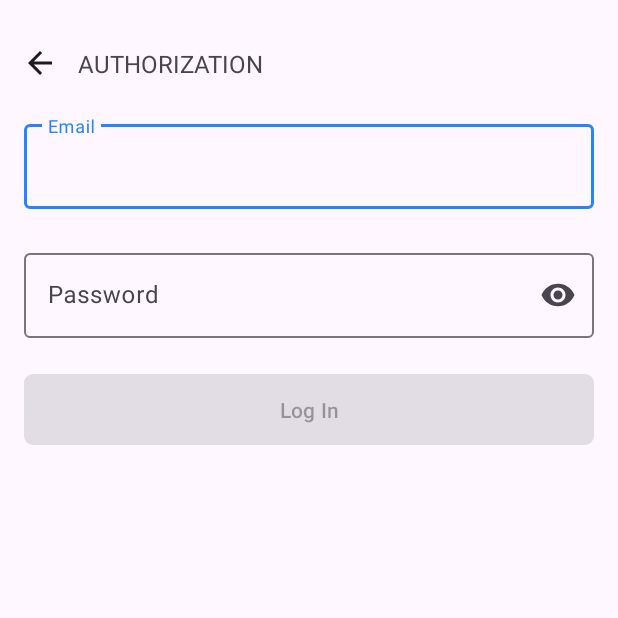
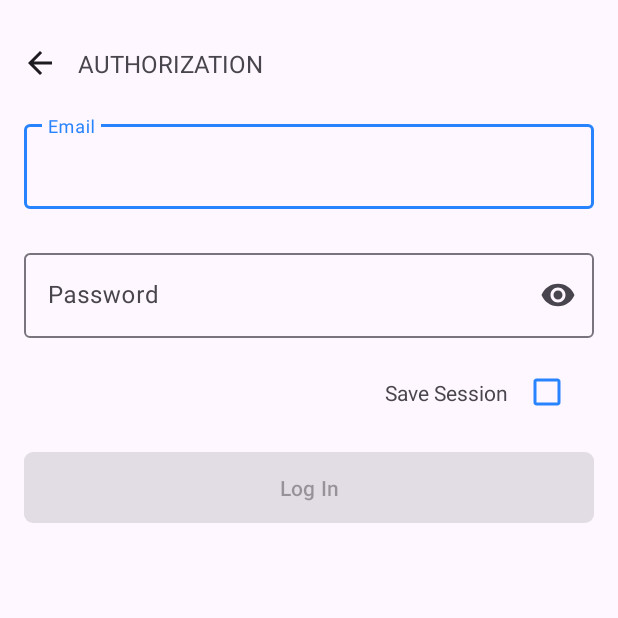
Before and after one commit to Lasha-Ilashvili/Tbilisi_Parking_FINAL_EXM, an Android app: the fragment LogInFragment shown on its own in the app's theme, on a phone screen of 412 x 824 dp, the top half of it. Run offline under Robolectric (Android 15) with nearby library versions, the phone set to English and light mode, and no system bars; our stand-ins replace Dagger/Hilt's generated code.

Commit message:
add splash screen fragment and control session with checkBox in logIn fragment

```diff
--- /dev/null
+++ b/app/src/main/java/com/example/tbilisi_parking_final_exm/domain/usecase/datastore/SaveSessionUseCase.kt
@@ -0,0 +1,14 @@
+package com.example.tbilisi_parking_final_exm.domain.usecase.datastore
+
+import com.example.tbilisi_parking_final_exm.domain.repository.datastore.DataStoreRepository
+import com.example.tbilisi_parking_final_exm.domain.user_data_key.PreferenceKeys
+import javax.inject.Inject
+
+class SaveSessionUseCase @Inject constructor(
+    private val dataStoreRepository: DataStoreRepository
+) {
+
+    suspend operator fun invoke() {
+        dataStoreRepository.saveString(key = PreferenceKeys.isSessionSaved, value = "saveSession")
+    }
+}
--- a/app/src/main/java/com/example/tbilisi_parking_final_exm/domain/user_data_key/PreferenceKeys.kt
+++ b/app/src/main/java/com/example/tbilisi_parking_final_exm/domain/user_data_key/PreferenceKeys.kt
@@ -6,4 +6,5 @@ object PreferenceKeys {
     val accessToken = stringPreferencesKey("access_token")
     val refreshToken = stringPreferencesKey("refresh_token")
     val userId = stringPreferencesKey("userId")
+    val isSessionSaved = stringPreferencesKey("sessionSaved")
 }
--- a/app/src/main/java/com/example/tbilisi_parking_final_exm/presentation/screen/log_in/LogInFragment.kt
+++ b/app/src/main/java/com/example/tbilisi_parking_final_exm/presentation/screen/log_in/LogInFragment.kt
@@ -39,6 +39,10 @@ class LogInFragment : BaseFragment<FragmentLogInBinding>(FragmentLogInBinding::i
 
             btnBackArrow.setOnClickListener {
                 findNavController().navigate(LogInFragmentDirections.actionLogInFragmentToHomeFragment())
+            }
+
+            checkBox.setOnCheckedChangeListener { _, isChecked ->
+                viewModel.onEvent(LogInEvent.SaveSession(isChecked))
             }
         }
     }
@@ -119,12 +123,15 @@ class LogInFragment : BaseFragment<FragmentLogInBinding>(FragmentLogInBinding::i
                 etEmail.visibility = View.GONE
                 etPassword.visibility = View.GONE
                 btnLogIn.visibility = View.GONE
+                checkBox.visibility = View.GONE
 
             } else {
                 progressBar.root.visibility = View.GONE
                 etEmail.visibility = View.VISIBLE
                 etPassword.visibility = View.VISIBLE
                 btnLogIn.visibility = View.VISIBLE
+                checkBox.visibility = View.VISIBLE
+
             }
         }
     }
--- a/app/src/main/java/com/example/tbilisi_parking_final_exm/presentation/screen/log_in/LogInViewModel.kt
+++ b/app/src/main/java/com/example/tbilisi_parking_final_exm/presentation/screen/log_in/LogInViewModel.kt
@@ -5,6 +5,7 @@ import androidx.lifecycle.viewModelScope
 import com.example.tbilisi_parking_final_exm.data.common.Resource
 import com.example.tbilisi_parking_final_exm.domain.usecase.datastore.SaveAccessTokenUseCase
 import com.example.tbilisi_parking_final_exm.domain.usecase.datastore.SaveRefreshTokenUseCase
+import com.example.tbilisi_parking_final_exm.domain.usecase.datastore.SaveSessionUseCase
 import com.example.tbilisi_parking_final_exm.domain.usecase.datastore.SaveUserIdUseCase
 import com.example.tbilisi_parking_final_exm.domain.usecase.log_in.LogInUseCase
 import com.example.tbilisi_parking_final_exm.domain.usecase.profile.GetProfileUseCase
@@ -32,7 +33,8 @@ class LogInViewModel @Inject constructor(
     private val saveAccessToken: SaveAccessTokenUseCase,
     private val saveRefreshToken: SaveRefreshTokenUseCase,
     private val saveUserId: SaveUserIdUseCase,
-    private val getProfile: GetProfileUseCase
+    private val getProfile: GetProfileUseCase,
+    private val saveSession: SaveSessionUseCase
 ) : ViewModel() {
 
     private val _logInState = MutableStateFlow(LogInState())
@@ -42,11 +44,14 @@ class LogInViewModel @Inject constructor(
     private val _uiEvent = MutableSharedFlow<LoginUiEvent>()
     val uiEvent get() = _uiEvent
 
+    private var isSessionSaved : Boolean = false
+
     fun onEvent(event: LogInEvent) = with(event) {
         when (this) {
             is LogInEvent.LogIn -> validateForms(email = email, password = password)
             is LogInEvent.SetButtonState -> setButtonState(fields = fields)
             is LogInEvent.ResetErrorMessage -> updateErrorMessage(message = null)
+            is LogInEvent.SaveSession -> setSession(isChecked = isChecked)
         }
     }
 
@@ -86,6 +91,10 @@ class LogInViewModel @Inject constructor(
                     is Resource.Success -> {
                         saveAccessToken(it.data.accessToken)
                         saveRefreshToken(it.data.refreshToken)
+                        if(isSessionSaved){
+                            saveSession.invoke()
+                        }
+
                         getUserId()
                     }
 
@@ -136,6 +145,10 @@ class LogInViewModel @Inject constructor(
         }
     }
 
+    private fun setSession(isChecked: Boolean) {
+        isSessionSaved = isChecked
+    }
+
     sealed interface LoginUiEvent {
         data object NavigateToParkingFragment : LoginUiEvent
     }
--- a/app/src/main/java/com/example/tbilisi_parking_final_exm/presentation/state/log_in/LogInState.kt
+++ b/app/src/main/java/com/example/tbilisi_parking_final_exm/presentation/state/log_in/LogInState.kt
@@ -8,5 +8,5 @@ data class LogInState(
     val token: String? = null,
     val errorMessage: String? = null,
     val isErrorEnabled: Boolean = false,
-    val isButtonEnabled: Boolean = false
+    val isButtonEnabled: Boolean = false,
 )
--- a/app/src/main/res/layout/fragment_log_in.xml
+++ b/app/src/main/res/layout/fragment_log_in.xml
@@ -73,6 +73,26 @@
 
         </com.google.android.material.textfield.TextInputLayout>
 
+        <androidx.appcompat.widget.AppCompatTextView
+            android:layout_width="wrap_content"
+            android:layout_height="wrap_content"
+            android:layout_marginEnd="10dp"
+            android:text="@string/save_session"
+            app:layout_constraintBottom_toBottomOf="@id/checkBox"
+            app:layout_constraintEnd_toStartOf="@id/checkBox"
+            app:layout_constraintTop_toBottomOf="@id/etPassword"
+            app:layout_constraintTop_toTopOf="@id/checkBox" />
+
+        <CheckBox
+            android:id="@+id/checkBox"
+            style="@style/checkBoxStyle"
+            android:layout_width="wrap_content"
+            android:layout_height="wrap_content"
+            android:layout_marginTop="20dp"
+            android:layout_marginEnd="15dp"
+            app:layout_constraintEnd_toEndOf="parent"
+            app:layout_constraintTop_toBottomOf="@id/etPassword" />
+
         <com.google.android.material.button.MaterialButton
             android:id="@+id/btnLogIn"
             style="@style/customButtonMaterial"
@@ -82,7 +102,7 @@
             android:text="@string/log_in"
             app:layout_constraintEnd_toEndOf="parent"
             app:layout_constraintStart_toStartOf="parent"
-            app:layout_constraintTop_toBottomOf="@id/etPassword" />
+            app:layout_constraintTop_toBottomOf="@id/checkBox" />
 
     </androidx.constraintlayout.widget.ConstraintLayout>
 
--- a/app/src/main/res/values/strings.xml
+++ b/app/src/main/res/values/strings.xml
@@ -63,5 +63,6 @@
     <string name="buy_card">buy card</string>
     <string name="edit_vehicle">Edit Vehicle</string>
     <string name="save">Save</string>
+    <string name="save_session">Save Session</string>
 
 </resources>
```
Also changed, not shown: app/src/main/java/com/example/tbilisi_parking_final_exm/domain/usecase/datastore/GetSessionUseCase.kt (added, +12 -0 lines), app/src/main/java/com/example/tbilisi_parking_final_exm/presentation/event/log_in/LogInEvent.kt (+5 -3 lines), app/src/main/java/com/example/tbilisi_parking_final_exm/presentation/screen/splash/SplashFragment.kt (+26 -3 lines), app/src/main/java/com/example/tbilisi_parking_final_exm/presentation/screen/splash/SplashViewModel.kt (+32 -3 lines), app/src/main/res/navigation/nav_graph.xml (+17 -1 lines).
